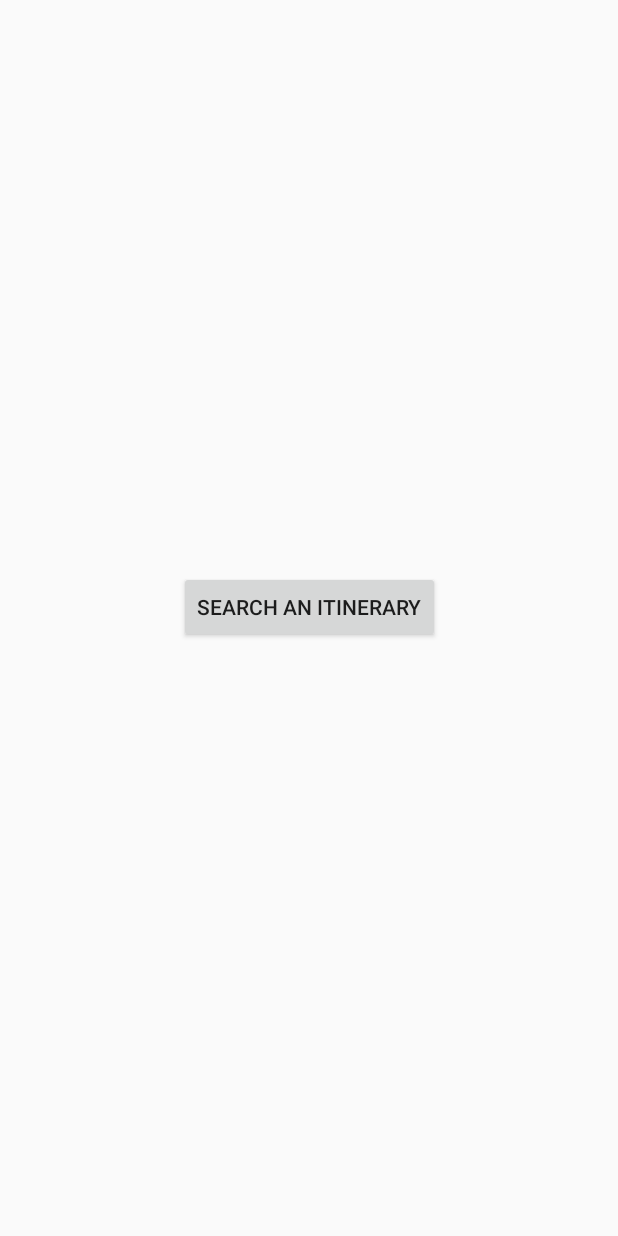
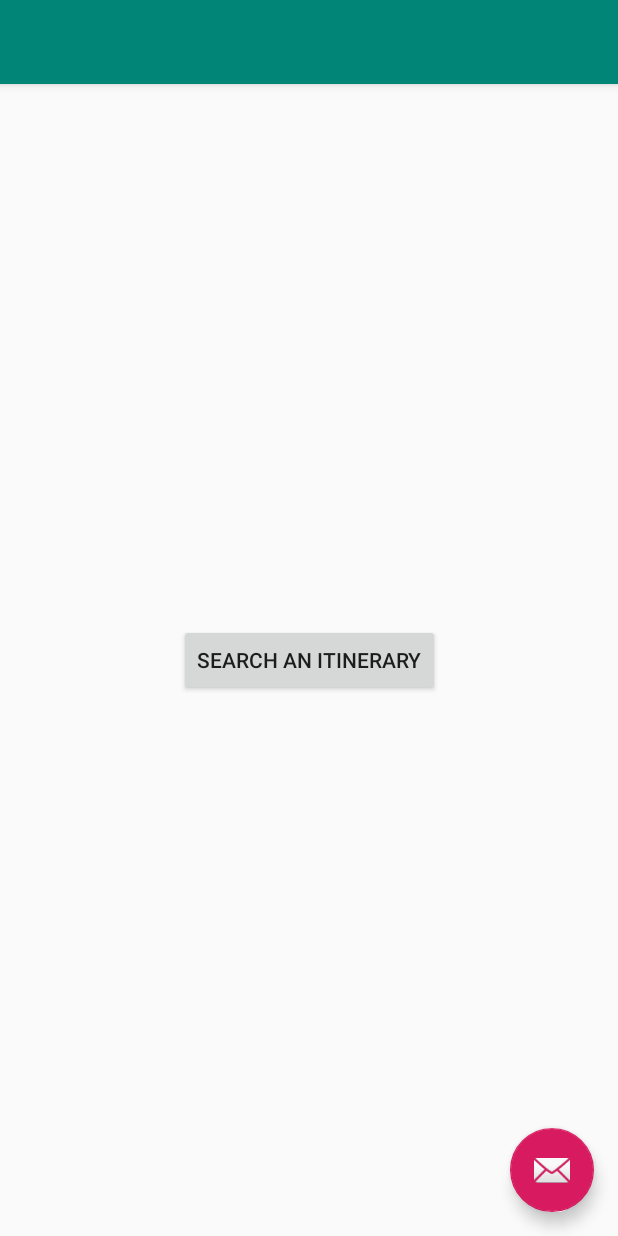
Before and after one commit to Amaury-Pichon/BlaBlaWild, an Android app: the layout activity_main.xml on its own in the app's theme, with its tools: preview values and no code run, on a phone screen of 412 x 824 dp. Run offline under Robolectric (Android 15) with nearby library versions, the phone set to English and light mode, and no system bars.

Commit message:
Changement du template de MainAcitivity de Empty à Basic

```diff
--- a/app/build.gradle
+++ b/app/build.gradle
@@ -22,6 +22,7 @@ dependencies {
     implementation fileTree(dir: 'libs', include: ['*.jar'])
     implementation 'com.android.support:appcompat-v7:28.0.0'
     implementation 'com.android.support.constraint:constraint-layout:1.1.3'
+    implementation 'com.android.support:design:28.0.0'
     testImplementation 'junit:junit:4.12'
     androidTestImplementation 'com.android.support.test:runner:1.0.2'
     androidTestImplementation 'com.android.support.test.espresso:espresso-core:3.0.2'
--- a/app/src/main/res/layout/activity_main.xml
+++ b/app/src/main/res/layout/activity_main.xml
@@ -1,20 +1,34 @@
 <?xml version="1.0" encoding="utf-8"?>
-<android.support.constraint.ConstraintLayout xmlns:android="http://schemas.android.com/apk/res/android"
+<android.support.design.widget.CoordinatorLayout xmlns:android="http://schemas.android.com/apk/res/android"
     xmlns:app="http://schemas.android.com/apk/res-auto"
     xmlns:tools="http://schemas.android.com/tools"
     android:layout_width="match_parent"
     android:layout_height="match_parent"
     tools:context=".MainActivity">
 
-    <Button
-        android:id="@+id/buttonStart"
+    <android.support.design.widget.AppBarLayout
+        android:layout_width="match_parent"
+        android:layout_height="wrap_content"
+        android:theme="@style/AppTheme.AppBarOverlay">
+
+        <android.support.v7.widget.Toolbar
+            android:id="@+id/toolbar"
+            android:layout_width="match_parent"
+            android:layout_height="?attr/actionBarSize"
+            android:background="?attr/colorPrimary"
+            app:popupTheme="@style/AppTheme.PopupOverlay" />
+
+    </android.support.design.widget.AppBarLayout>
+
+    <include
+        layout="@layout/content_main" />
+
+    <android.support.design.widget.FloatingActionButton
+        android:id="@+id/fab"
         android:layout_width="wrap_content"
         android:layout_height="wrap_content"
-        android:layout_marginBottom="15dp"
-        android:onClick="sendMessage"
-        android:text="@string/button_main_activity"
-        app:layout_constraintBottom_toBottomOf="parent"
-        app:layout_constraintEnd_toEndOf="parent"
-        app:layout_constraintStart_toStartOf="parent"
-        app:layout_constraintTop_toTopOf="parent" />
-</android.support.constraint.ConstraintLayout>
+        android:layout_gravity="bottom|end"
+        android:layout_margin="@dimen/fab_margin"
+        app:srcCompat="@android:drawable/ic_dialog_email" />
+
+</android.support.design.widget.CoordinatorLayout>
--- /dev/null
+++ b/app/src/main/res/layout/content_main.xml
@@ -0,0 +1,22 @@
+<?xml version="1.0" encoding="utf-8"?>
+<android.support.constraint.ConstraintLayout xmlns:android="http://schemas.android.com/apk/res/android"
+    xmlns:app="http://schemas.android.com/apk/res-auto"
+    xmlns:tools="http://schemas.android.com/tools"
+    android:layout_width="match_parent"
+    android:layout_height="match_parent"
+    app:layout_behavior="@string/appbar_scrolling_view_behavior"
+    tools:context=".MainActivity"
+    tools:showIn="@layout/activity_main">
+
+    <Button
+        android:id="@+id/buttonStart"
+        android:layout_width="wrap_content"
+        android:layout_height="wrap_content"
+        android:onClick="sendMessage"
+        android:text="@string/button_main_activity"
+        app:layout_constraintBottom_toBottomOf="parent"
+        app:layout_constraintEnd_toEndOf="parent"
+        app:layout_constraintStart_toStartOf="parent"
+        app:layout_constraintTop_toTopOf="parent" />
+
+</android.support.constraint.ConstraintLayout>
--- /dev/null
+++ b/app/src/main/res/values/dimens.xml
@@ -0,0 +1,3 @@
+<resources>
+    <dimen name="fab_margin">16dp</dimen>
+</resources>
--- a/app/src/main/res/values/strings.xml
+++ b/app/src/main/res/values/strings.xml
@@ -9,4 +9,5 @@
     <string name="search_date_edittext">01/01/1970</string>
     <string name="search_button">SEARCH</string>
     <string name="search_error">Veuillez remplir le départ et la destination</string>
+    <string name="title_activity_main">MainActivity</string>
 </resources>
--- a/app/src/main/res/values/styles.xml
+++ b/app/src/main/res/values/styles.xml
@@ -8,4 +8,13 @@
         <item name="colorAccent">@color/colorAccent</item>
     </style>
 
+    <style name="AppTheme.NoActionBar">
+        <item name="windowActionBar">false</item>
+        <item name="windowNoTitle">true</item>
+    </style>
+
+    <style name="AppTheme.AppBarOverlay" parent="ThemeOverlay.AppCompat.Dark.ActionBar" />
+
+    <style name="AppTheme.PopupOverlay" parent="ThemeOverlay.AppCompat.Light" />
+
 </resources>
```
Also changed, not shown: app/src/main/AndroidManifest.xml (+6 -10 lines), app/src/main/java/fr/wildcodeschool/blablawild/MainActivity.java (+15 -3 lines).
